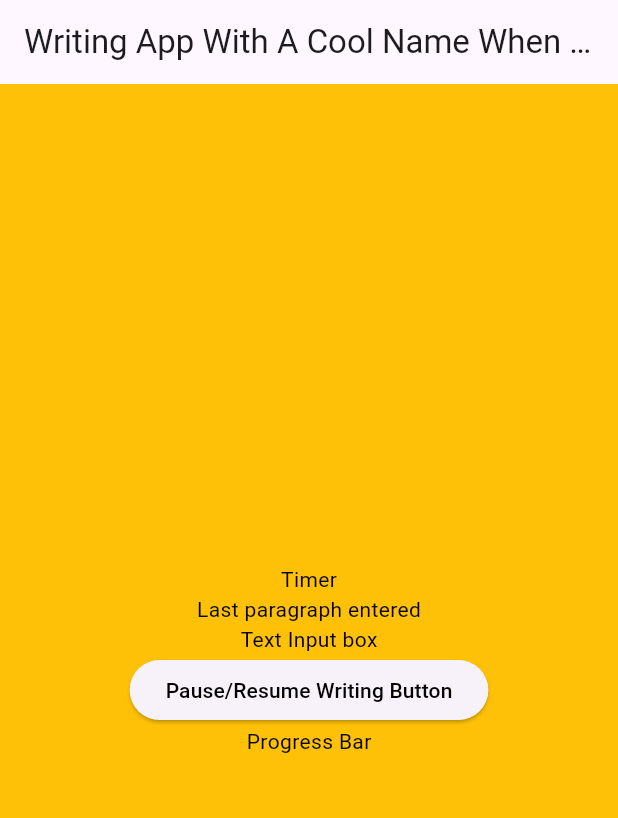
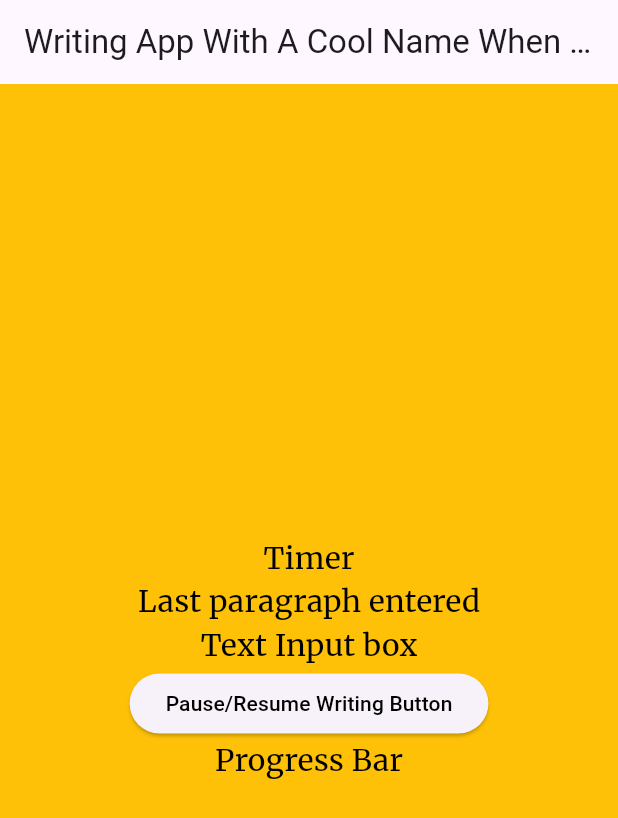
Before and after one commit to kkhhaaooss/adhd_writing_app, a Flutter app: the screen it shows after launch, on a phone screen of 412 x 824 dp. Shown: the top 818 px of the screen. Run offline on Flutter 3.47's test engine with Material 3 defaults, Android fonts, the light colour scheme and no system bars; our stand-ins replace google_fonts.

Commit message:
Adds theme. Refactors SizedBox out of WritingApp and into Interface.

```diff
--- a/lib/interface.dart
+++ b/lib/interface.dart
@@ -10,15 +10,16 @@ class Interface extends StatefulWidget {
 class _InterfaceState extends State<Interface> {
   @override
   Widget build(BuildContext context) {
-    return Column(
+    return SizedBox(
+      width: double.infinity,
+      child: Center(
+        child: Column(
           mainAxisAlignment: MainAxisAlignment.center,
           children: [
             // TODO(kkhhaaooss): implement circular timer widget
-        const Text(
+            Text(
               'Timer',
-          style: TextStyle(
-            color: Colors.black,
-          ),
+              style: Theme.of(context).textTheme.bodyMedium,
             ),
 
             // TODO(kkhhaaooss): implement last entered paragraph widget
@@ -56,6 +57,8 @@ class _InterfaceState extends State<Interface> {
               ),
             ),
           ],
+        ),
+      ),
     );
   }
 }
--- a/lib/writing_app.dart
+++ b/lib/writing_app.dart
@@ -1,5 +1,6 @@
 import 'package:flutter/material.dart';
 import 'package:adhd_writing_app/interface.dart';
+import 'package:google_fonts/google_fonts.dart';
 
 class WritingApp extends StatefulWidget {
   const WritingApp({super.key});
@@ -12,17 +13,26 @@ class _WritingAppState extends State<WritingApp> {
   @override
   Widget build(BuildContext context) {
     return MaterialApp(
+      // TODO(kkhhaaooss): Separate theme data into separate file, updatable from settings
+      theme: ThemeData(
+        useMaterial3: true,
+        textTheme: TextTheme(
+          bodyMedium: GoogleFonts.merriweather(
+            color: Colors.black,
+            fontSize: 20,
+          ),
+        ),
+        buttonTheme: const ButtonThemeData(
+          padding: EdgeInsets.symmetric(vertical: 5, horizontal: 20),
+        ),
+      ),
       home: Scaffold(
         appBar: AppBar(
           title: const Text('Writing App With A Cool Name When I Think Of One'),
+          centerTitle: true,
         ),
         backgroundColor: Colors.amber,
-        body: const SizedBox(
-          width: double.infinity,
-          child: Center(
-            child: Interface(),
-          ),
-        ),
+        body: const Interface(),
       ),
     );
   }
--- a/pubspec.yaml
+++ b/pubspec.yaml
@@ -9,6 +9,7 @@ environment:
 dependencies:
   flutter:
     sdk: flutter
+  google_fonts: ^6.2.1
 
 dev_dependencies:
   flutter_test:
```
Also changed, not shown: lib/turn_timer.dart (added, +15 -0 lines), pubspec.lock, 1 other file. Lines whose indentation alone changed are shown as unchanged.
